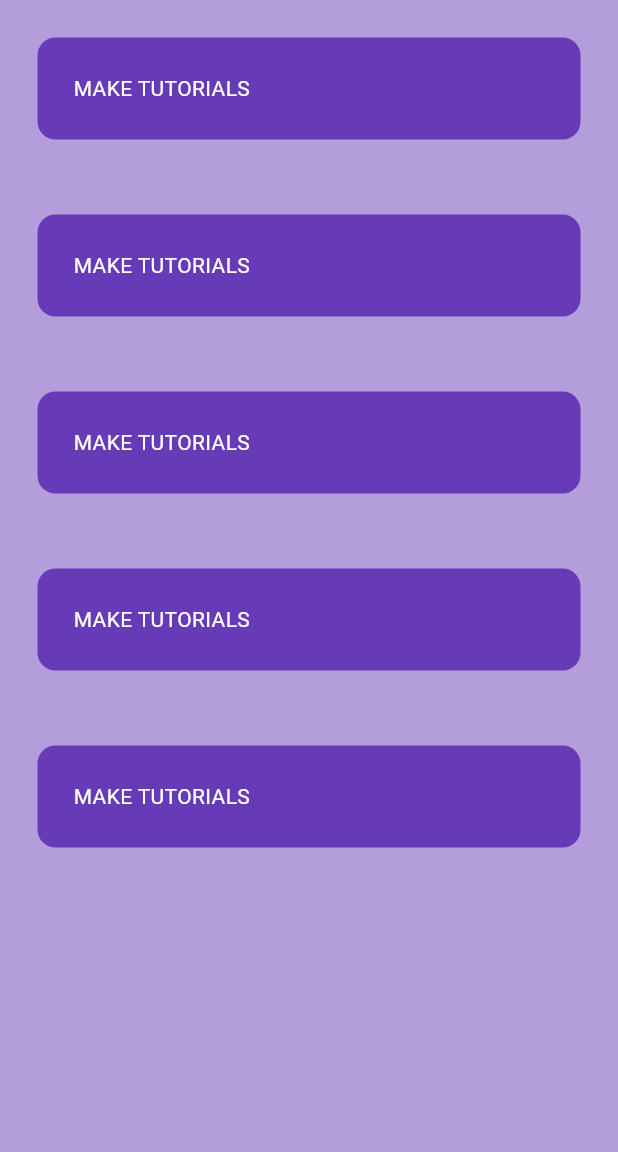
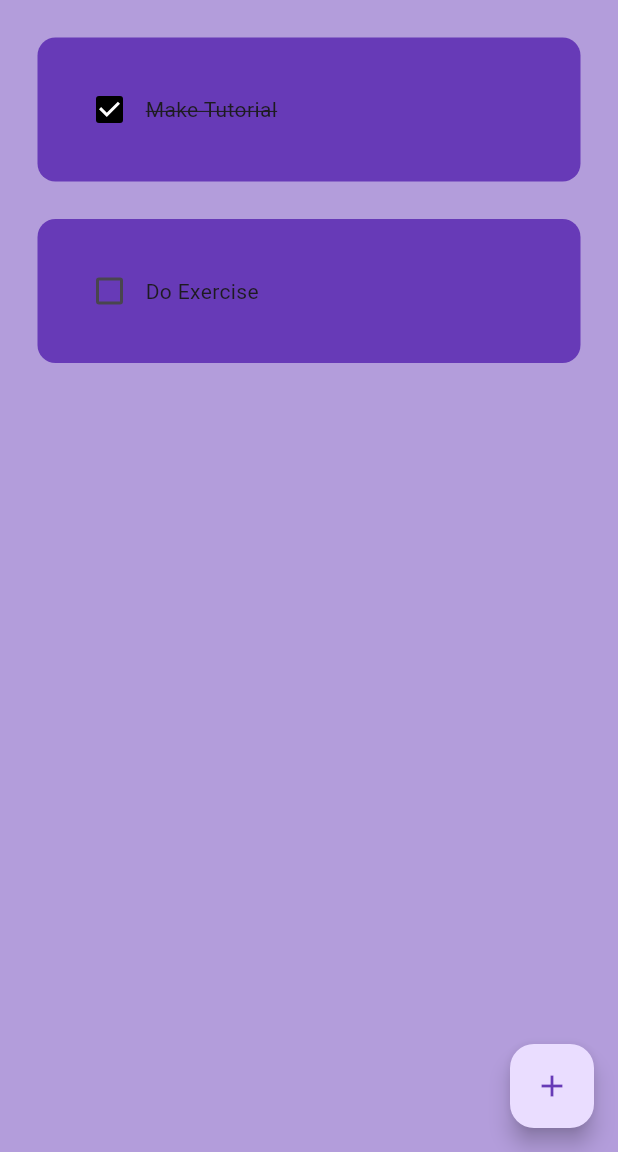
Before and after one commit to techusman-codes/todo_app_task, a Flutter app: the screen it shows after launch, on a phone screen of 412 x 824 dp, the part 84-1236 px from its top. Run offline on Flutter 3.47's test engine with Material 3 defaults, Android fonts, the phone set to English and light mode, and no system bars.

```diff
--- a/lib/pages/homepage.dart
+++ b/lib/pages/homepage.dart
@@ -1,5 +1,6 @@
 import 'package:flutter/material.dart';
 import 'package:todolist_app/utils/todo_tile.dart';
+import 'package:todolist_app/utils/dialogbox.dart';
 
 class Homepage extends StatefulWidget {
   const Homepage({super.key});
@@ -9,6 +10,28 @@ class Homepage extends StatefulWidget {
 }
 
 class _HomepageState extends State<Homepage> {
+  // create list of todod
+  List todoList = [
+    ['Make Tutorial', true],
+    ['Do Exercise', false],
+  ];
+
+  // check Box was tapp
+  void checkBoxChange(bool? value, index) {
+    setState(() {
+      todoList[index][1] = !todoList[index][1];
+    });
+  }
+
+// create a new task
+  void createNewTask() {
+    showDialog(
+        context: context,
+        builder: (context) {
+          return Dialogbox();
+        });
+  }
+
   @override
   Widget build(BuildContext context) {
     return Scaffold(
@@ -26,14 +49,24 @@ class _HomepageState extends State<Homepage> {
         ),
         elevation: 0,
       ),
-      body: ListView(
-        children: [
-          TodoTile(),
-          TodoTile(),
-          TodoTile(),
-          TodoTile(),
-          TodoTile(),
-        ],
+      floatingActionButton: FloatingActionButton(
+        onPressed: createNewTask,
+        child: Icon(
+          Icons.add,
+          color: Colors.deepPurple,
+        ),
+      ),
+      body: ListView.builder(
+        itemCount: todoList.length,
+        itemBuilder: (BuildContext context, int index) {
+          return TodoTile(
+            taskName: todoList[index][0],
+            taskCompleted: todoList[index][1],
+            onChanged: (value) {
+              checkBoxChange(value, index);
+            },
+          );
+        },
       ),
     );
   }
--- a/lib/utils/todo_tile.dart
+++ b/lib/utils/todo_tile.dart
@@ -1,12 +1,21 @@
+// ignore_for_file: public_member_api_docs, sort_constructors_first
 import 'package:flutter/material.dart';
 
 class TodoTile extends StatelessWidget {
-  const TodoTile({super.key});
+  final String taskName;
+  final bool taskCompleted;
+  final Function(bool?)? onChanged;
+  const TodoTile({
+    super.key,
+    required this.taskName,
+    required this.taskCompleted,
+    this.onChanged,
+  });
 
   @override
   Widget build(BuildContext context) {
     return Padding(
-      padding: const EdgeInsets.all(25.0),
+      padding: const EdgeInsets.only(left: 25.0, right: 25.0, top: 25.0),
       child: Container(
         padding: EdgeInsets.all(24),
         decoration: BoxDecoration(
@@ -15,16 +24,17 @@ class TodoTile extends StatelessWidget {
         ),
         child: Row(
           children: [
-            //checkBox and Task Name
-            // Checkbox(
-            //   value: (),
-            //   onChanged: {},
-            // ),
-            // Title Name
+            // checkBox and Task Name
+            Checkbox(
+              value: (taskCompleted),
+              onChanged: onChanged,
+              activeColor: Colors.black,
+            ),
+
             Text(
-              'MAKE TUTORIALS',
+              taskName,
               style: TextStyle(
-                color: Colors.white,
+                decoration: taskCompleted ? TextDecoration.lineThrough : null,
               ),
             ),
           ],
```
Also changed, not shown: lib/utils/dialogbox.dart (added, +15 -0 lines).
